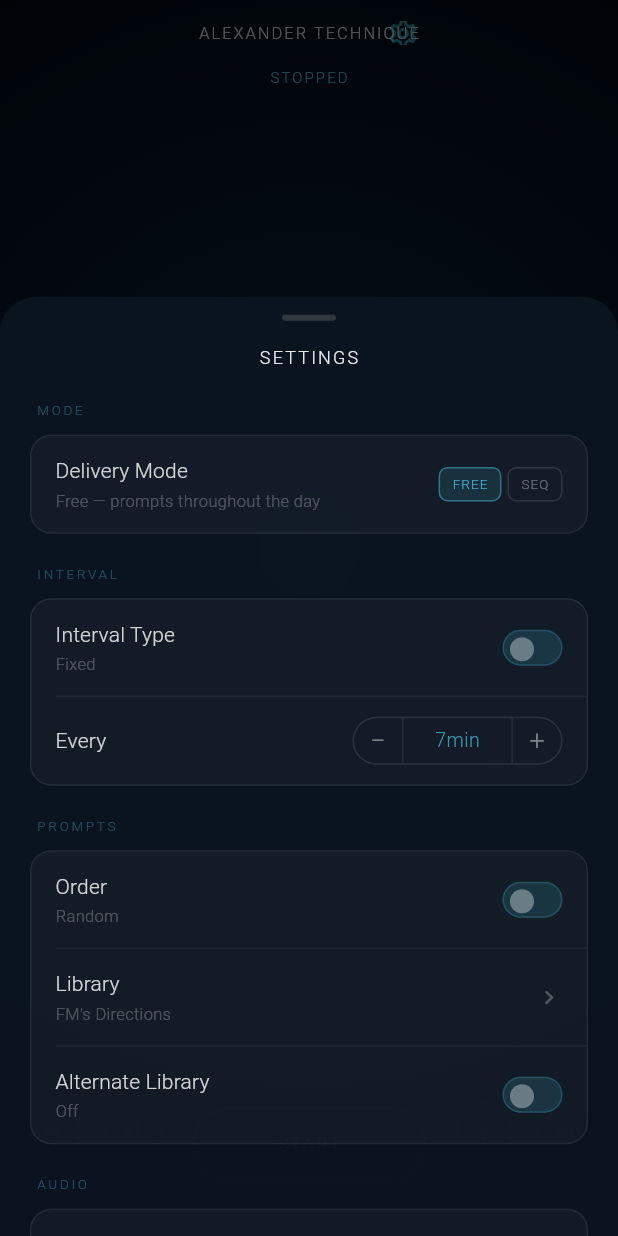
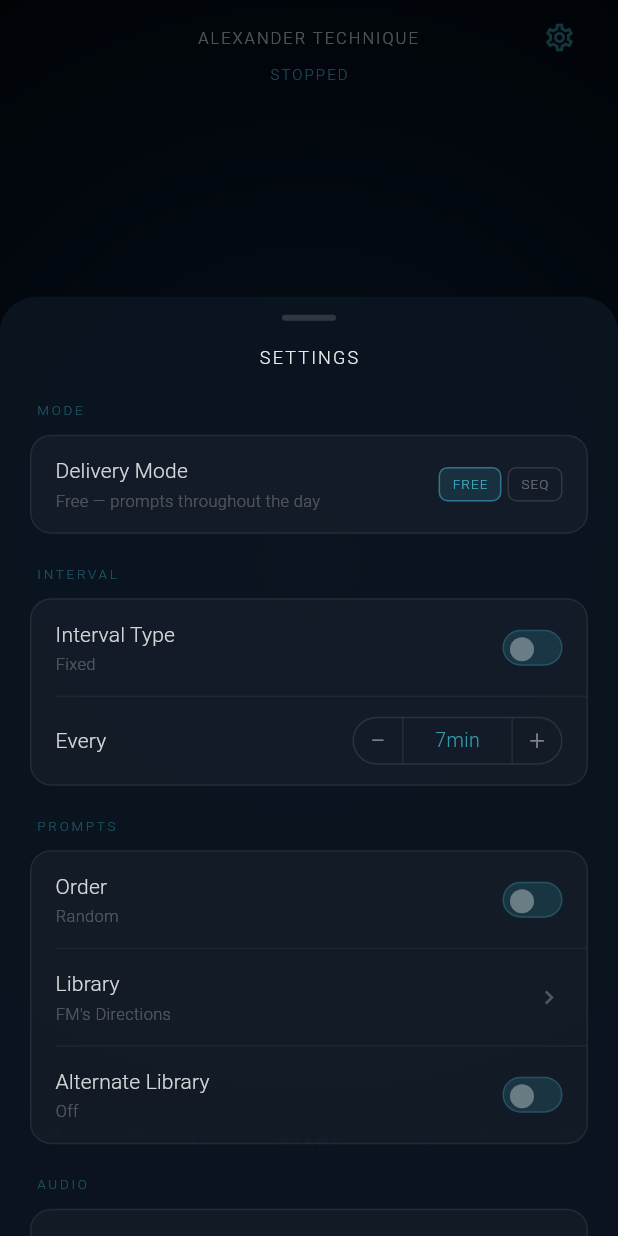
Before and after one commit to brucetherolfer/at-app-design, a Flutter app: the screen it shows after launch, after a tap on the "settings" icon, on a phone screen of 412 x 824 dp. Run offline on Flutter 3.47's test engine with Material 3 defaults, Android fonts, the phone set to English and light mode, and no system bars; our stand-ins replace flutter_local_notifications, flutter_riverpod, flutter_tts, go_router, isar, just_audio; missing offline and left inert: audio_session, flutter_background_service; accounts and stored records are empty; generated files the repository leaves out were written again; statements that could not run were skipped.

Commit message:
Fix layout, start button responsiveness, accessibility scaling
- Settings gear: Row layout (left spacer + Expanded title + gear) prevents
  gear from overlapping the app name at any screen size or font setting
- Status text: MediaQuery.noScaling + maxLines:1 overflow:ellipsis so it
  never wraps badly on accessibility-sized phones
- Long prompts no longer shrink the moon: PromptTextWidget moved INSIDE the
  Expanded(orb) as a Positioned overlay at bottom:8 — orb stays full size
  regardless of prompt text length
- Interval +/- stepper: wrapped in MediaQuery.noScaling so buttons don't
  balloon to wrong size on accessibility font phones
- START button: optimistic state update (setRunning(true) before start()) so
  button flips to STOP immediately on tap; first prompt fires async in background

Co-Authored-By: Claude Sonnet 4.6 <noreply@anthropic.com>

```diff
--- a/at_app/lib/features/main/main_screen.dart
+++ b/at_app/lib/features/main/main_screen.dart
@@ -1,3 +1,4 @@
+import 'dart:async';
 import 'package:flutter/material.dart';
 import 'package:flutter_riverpod/flutter_riverpod.dart';
 import 'package:go_router/go_router.dart';
@@ -67,22 +68,29 @@ class _MainScreenState extends ConsumerState<MainScreen> {
         child: SafeArea(
           child: Column(
             children: [
-              // ── Top bar: app name + settings gear ───────────────────────
-              Padding(
-                padding:
-                    const EdgeInsets.symmetric(horizontal: 28, vertical: 14),
-                child: Stack(
-                  alignment: Alignment.center,
+              // ── Top bar: app name (centred) + settings gear (right) ─────
+              // Row layout keeps gear separate from name — no overlap at any
+              // font size or screen width.
+              MediaQuery(
+                data: MediaQuery.of(context)
+                    .copyWith(textScaler: TextScaler.noScaling),
+                child: Padding(
+                  padding: const EdgeInsets.fromLTRB(28, 14, 28, 0),
+                  child: Row(
                     children: [
-                    Text(
+                      // Left spacer = gear width so name stays centred
+                      const SizedBox(width: 22),
+                      Expanded(
+                        child: Text(
                           AppFlavor.appDisplayName.toUpperCase(),
+                          textAlign: TextAlign.center,
                           style: isNight
                               ? AppTextStyles.appNameNight
                               : AppTextStyles.appNameDay,
                         ),
-                    Positioned(
-                      right: 0,
-                      child: GestureDetector(
+                      ),
+                      GestureDetector(
+                        behavior: HitTestBehavior.opaque,
                         onTap: () {
                           final container =
                               ProviderScope.containerOf(context);
@@ -102,22 +110,36 @@ class _MainScreenState extends ConsumerState<MainScreen> {
                           color: AppColors.tealPrimary.withOpacity(0.55),
                         ),
                       ),
-                    ),
                     ],
                   ),
                 ),
+              ),
 
-              // ── Status text ──────────────────────────────────────────────
-              Text(
+              const SizedBox(height: 6),
+
+              // ── Status text — scaling suppressed so it never wraps badly ─
+              MediaQuery(
+                data: MediaQuery.of(context)
+                    .copyWith(textScaler: TextScaler.noScaling),
+                child: Text(
                   statusText,
+                  maxLines: 1,
+                  overflow: TextOverflow.ellipsis,
                   style: isNight
                       ? AppTextStyles.statusNight
                       : AppTextStyles.statusDay,
                 ),
+              ),
 
-              // ── Orb (fills all remaining space) ─────────────────────────
+              // ── Orb (fills all remaining space) + prompt overlay ─────────
+              // Prompt text lives INSIDE the Expanded so it never compresses
+              // the orb — it overlays at the bottom of the orb area instead.
               Expanded(
-                child: Center(
+                child: Stack(
+                  alignment: Alignment.center,
+                  children: [
+                    // Orb + ripple rings fill the full Expanded area
+                    Center(
                       child: Stack(
                         alignment: Alignment.center,
                         children: [
@@ -135,15 +157,18 @@ class _MainScreenState extends ConsumerState<MainScreen> {
                         ],
                       ),
                     ),
+                    // Prompt text overlays at the bottom — orb size unaffected
+                    Positioned(
+                      bottom: 8,
+                      left: 32,
+                      right: 32,
+                      child: PromptTextWidget(text: _lastPromptText),
+                    ),
+                  ],
+                ),
               ),
 
-              // ── Prompt text ──────────────────────────────────────────────
-              Padding(
-                padding: const EdgeInsets.symmetric(horizontal: 32),
-                child: PromptTextWidget(text: _lastPromptText),
-              ),
-
-              const SizedBox(height: 12),
+              const SizedBox(height: 8),
 
               // ── Countdown ────────────────────────────────────────────────
               CountdownDisplay(
@@ -181,9 +206,12 @@ class _MainScreenState extends ConsumerState<MainScreen> {
       await notifier.setRunning(false);
       await notifier.setPaused(false);
     } else {
-      await PromptTimerService().start();
+      // Flip UI to STOP immediately so the button feels responsive.
+      // The timer service starts in the background — first prompt fires
+      // async without blocking the button redraw.
       await notifier.setRunning(true);
       await notifier.setPaused(false);
+      unawaited(PromptTimerService().start());
     }
   }
 
--- a/at_app/lib/features/settings/settings_sheet.dart
+++ b/at_app/lib/features/settings/settings_sheet.dart
@@ -529,7 +529,9 @@ class _IntervalStepper extends StatelessWidget {
   Widget build(BuildContext context) {
     final canDecrement = totalSeconds - _step >= _min;
     final canIncrement = totalSeconds + _step <= _max;
-    return Container(
+    return MediaQuery(
+      data: MediaQuery.of(context).copyWith(textScaler: TextScaler.noScaling),
+      child: Container(
       decoration: BoxDecoration(
         border: Border.all(color: Colors.white.withOpacity(0.10)),
         borderRadius: BorderRadius.circular(20),
@@ -571,6 +573,7 @@ class _IntervalStepper extends StatelessWidget {
           ),
         ],
       ),
+    ),
     );
   }
 }
```
Lines whose indentation alone changed are shown as unchanged.
